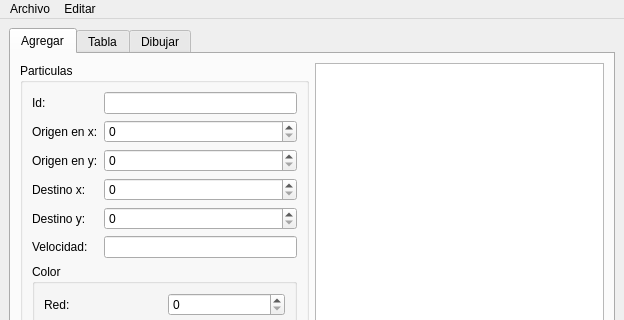
First picture: the form in mainwindow.ui, repository Perer876/particulas, before the edit; both pictures show x 0 to 624 and y 0 to 320 of the 624 by 526 pixel window.
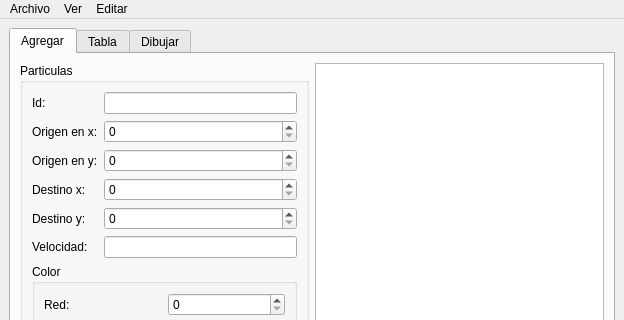
Second picture: the form after the edit.

Commit message: Modificada interfaz para mostrar un grafo más compatibilidad con archivo grafo.json

```diff
--- a/mainwindow.ui
+++ b/mainwindow.ui
@@ -279,7 +279,14 @@
     </widget>
     <addaction name="menuOrdenar_particulas_por"/>
    </widget>
+   <widget class="QMenu" name="menuVer">
+    <property name="title">
+     <string>Ver</string>
+    </property>
+    <addaction name="actionGrafo"/>
+   </widget>
    <addaction name="menuArchivo"/>
+   <addaction name="menuVer"/>
    <addaction name="menuOrdenar"/>
   </widget>
   <widget class="QStatusBar" name="statusbar"/>
```
Left out of the diff: 150 changed lines with no effect on the pictures. The commit also changes 4 other files.
